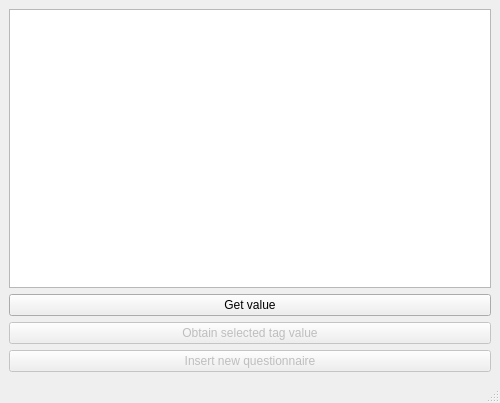
First picture: the form in PyQt5_exercises/telephoneScriptingGUI/surveysCreationTool/shell_ui.ui, repository Gainutdinov/Python_LearningPath, before the edit.
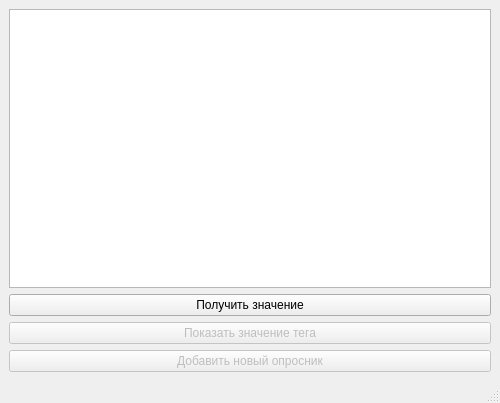
Second picture: the form after the edit.

Commit message: был полностью переведен интерфейс

```diff
--- a/PyQt5_exercises/telephoneScriptingGUI/surveysCreationTool/shell_ui.ui
+++ b/PyQt5_exercises/telephoneScriptingGUI/surveysCreationTool/shell_ui.ui
@@ -25,7 +25,7 @@
     <item>
      <widget class="QPushButton" name="getValue_btn">
       <property name="text">
-       <string>Get value</string>
+       <string>Получить значение</string>
       </property>
      </widget>
     </item>
@@ -35,7 +35,7 @@
        <bool>false</bool>
       </property>
       <property name="text">
-       <string>Obtain selected tag value</string>
+       <string>Показать значение тега</string>
       </property>
      </widget>
     </item>
@@ -45,7 +45,7 @@
        <bool>false</bool>
       </property>
       <property name="text">
-       <string>Insert new questionnaire</string>
+       <string>Добавить новый опросник</string>
       </property>
      </widget>
     </item>
```
The commit also changes 6 other files.
